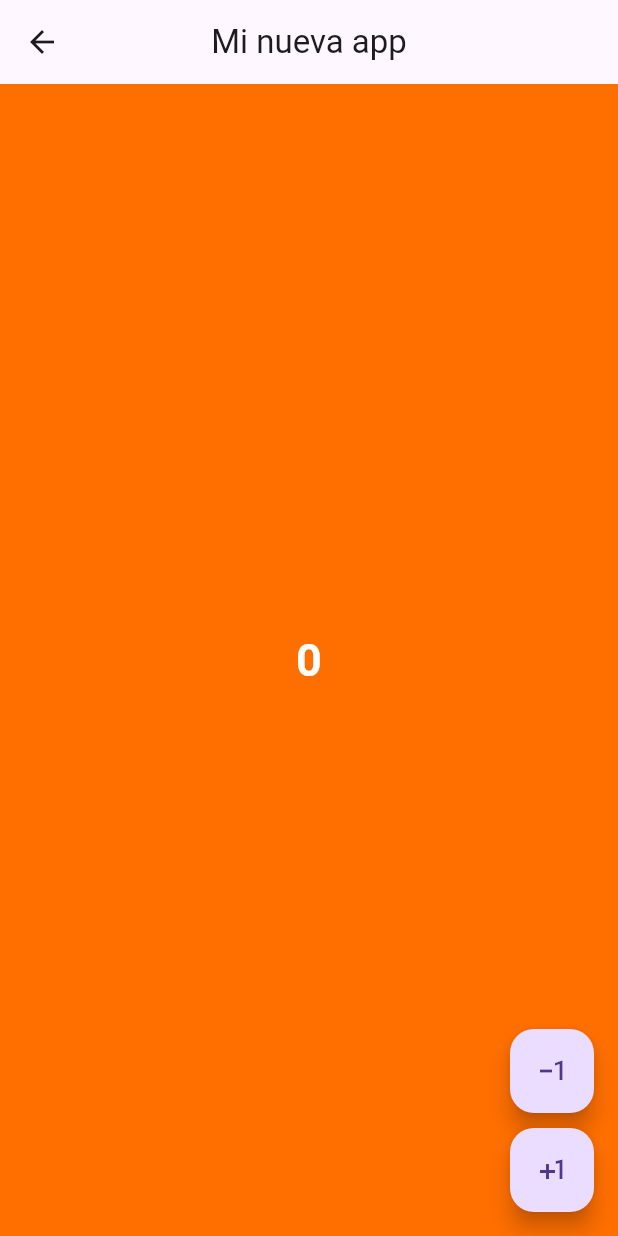
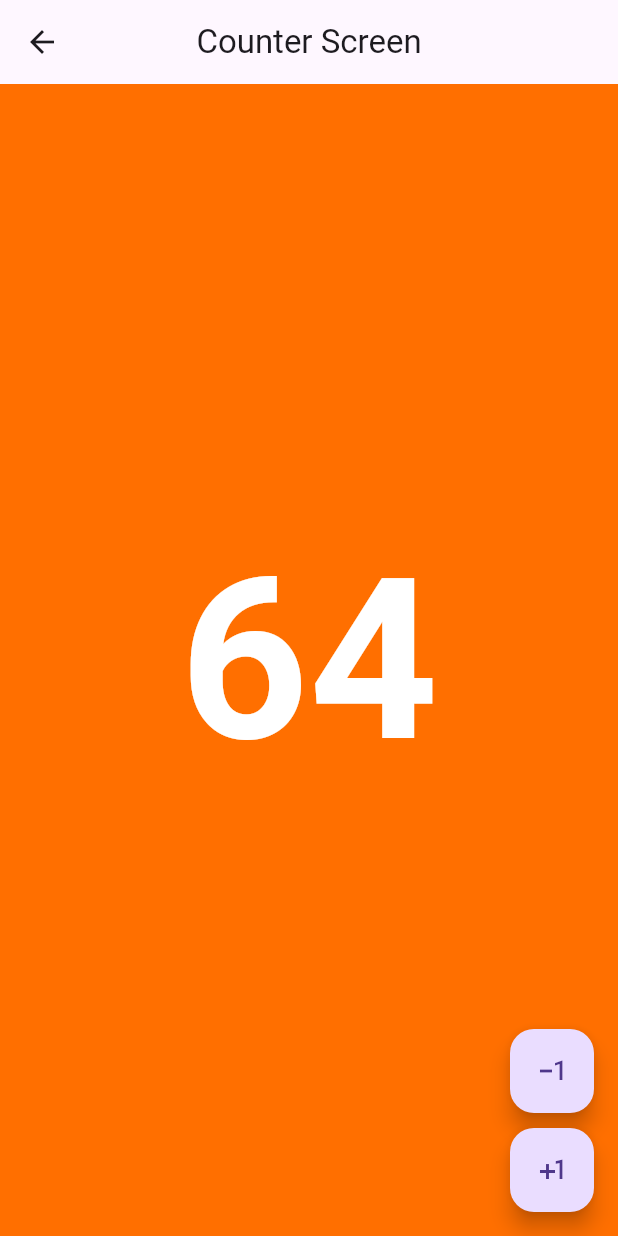
Before and after one commit to Fetrox64/flutter-lessons, a Flutter app: the screen it shows after launch, after a tap on "Entrar", on a phone screen of 412 x 824 dp. Run offline on Flutter 3.47's test engine with Material 3 defaults, Android fonts, the phone set to English and light mode, and no system bars.

Commit message:
Saving refactor changes

```diff
--- a/lib/screens/counter_screen.dart
+++ b/lib/screens/counter_screen.dart
@@ -8,14 +8,16 @@ class CounterScreen extends StatefulWidget {
 }
 
 class CounterScreenState extends State<CounterScreen> {
-  int _counter = 0;
+  int _counter = 64;
 
   void _incrementCounter() {
+    if (_counter == 100) return;
     _counter++;
     setState(() {});
   }
 
   void _decreaseCounter() {
+    if (_counter == -100) return;
     _counter--;
     setState(() {});
   }
@@ -26,7 +28,7 @@ class CounterScreenState extends State<CounterScreen> {
       backgroundColor: Colors.amber[900],
       appBar: AppBar(
         centerTitle: true,
-        title: const Text('Mi nueva app'),
+        title: const Text('Counter Screen'),
         leading: IconButton(
           icon: const Icon(Icons.arrow_back),
           onPressed: () {
@@ -57,7 +59,7 @@ class CounterScreenState extends State<CounterScreen> {
             Text(
               '$_counter',
               style: const TextStyle(
-                fontSize: 30,
+                fontSize: 150,
                 fontWeight: FontWeight.bold,
                 color: Colors.white,
               ),
--- a/lib/screens/login_screen.dart
+++ b/lib/screens/login_screen.dart
@@ -32,7 +32,11 @@ class Logo extends StatelessWidget {
 
   @override
   Widget build(BuildContext context) {
-    return Image.asset("assets/images/logo_falabella.png", height: 150);
+    final deviceWidth = MediaQuery.of(context).size.width;
+    return Padding(
+      padding: EdgeInsets.only(top: deviceWidth * 0.1),
+      child: Image.asset("assets/images/logo_falabella.png", height: 150),
+    );
   }
 }
 
@@ -88,16 +92,51 @@ class Footer extends StatelessWidget {
 
   @override
   Widget build(BuildContext context) {
-    return Row(
+    return const Row(
       mainAxisAlignment: MainAxisAlignment.spaceEvenly,
       children: [
-        Container(
+        FooterOption(
+          firstText: "Clave",
+          secondText: "Dinámica",
+          image: "clave.png",
+        ),
+        FooterOption(
+          firstText: "Oportunidades",
+          secondText: "Únicas",
+          image: "oportunidad.png",
+        ),
+        FooterOption(
+          firstText: "Asistencia",
+          image: "asistencia.png",
+        ),
+      ],
+    );
+  }
+}
+
+class FooterOption extends StatelessWidget {
+  final String firstText;
+  final String? secondText;
+  final String image;
+
+  const FooterOption({
+    super.key,
+    required this.firstText,
+    this.secondText,
+    required this.image,
+  });
+
+  @override
+  Widget build(BuildContext context) {
+    return Container(
       padding: const EdgeInsets.all(10),
-          height: 200,
+      height: 150,
       child: Column(
         mainAxisAlignment: MainAxisAlignment.center,
         children: [
-              Container(
+          GestureDetector(
+            onTap: () {},
+            child: Container(
               padding: const EdgeInsets.all(5),
               decoration: BoxDecoration(
                 color: const Color.fromARGB(255, 255, 255, 255),
@@ -106,33 +145,26 @@ class Footer extends StatelessWidget {
                 ),
                 borderRadius: BorderRadius.circular(5),
               ),
-                child: Image.asset("assets/images/clave.png", height: 35),
-              ),
-              const Text("Clave",
-                  style: TextStyle(
-                    fontSize: 12,
-                  )),
-              const Text("Dinámica", style: TextStyle(fontSize: 16)),
-            ],
+              child: Image.asset("assets/images/$image", height: 40),
             ),
           ),
-        const Text(
-          "¿Necesitas ayuda?",
-          style: TextStyle(
-            color: Color.fromARGB(255, 52, 151, 55),
-            fontSize: 16,
-            fontWeight: FontWeight.bold,
+          Padding(
+            padding: const EdgeInsets.only(top: 10),
+            child: Text(
+              firstText,
+              style: const TextStyle(
+                fontSize: 12,
               ),
             ),
-        const Text(
-          "¿Necesitas ayuda?",
-          style: TextStyle(
-            color: Color.fromARGB(255, 52, 151, 55),
-            fontSize: 16,
-            fontWeight: FontWeight.bold,
+          ),
+          Text(
+            secondText ?? " ",
+            style: const TextStyle(
+              fontSize: 12,
             ),
           ),
         ],
+      ),
     );
   }
 }
```
Lines whose indentation alone changed are shown as unchanged.
